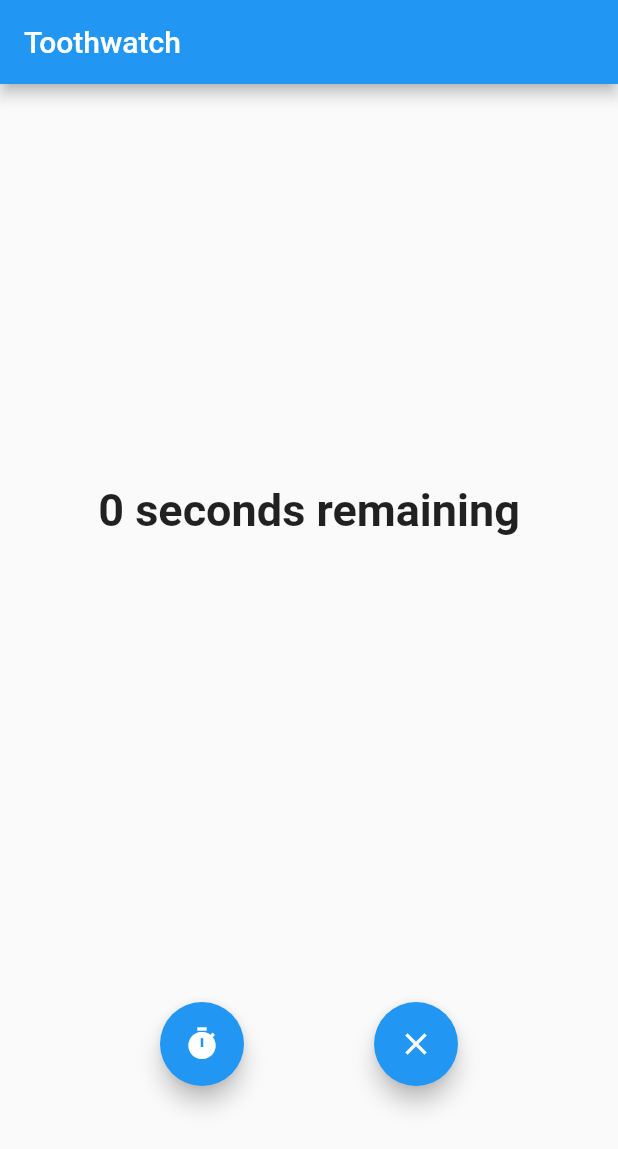
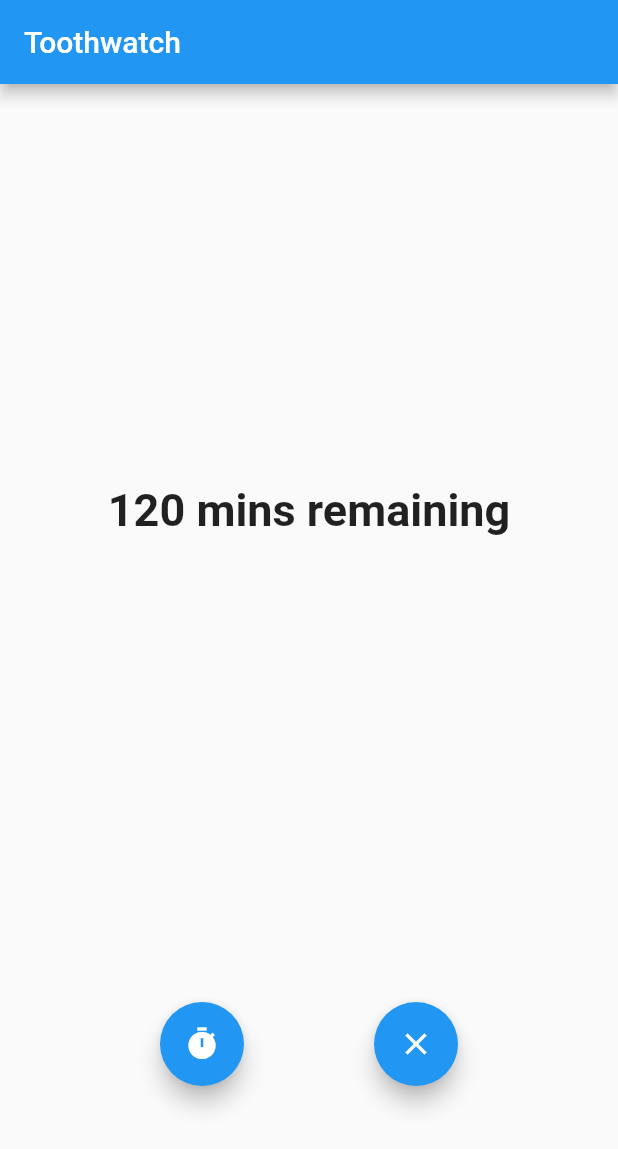
Before and after one commit to theturboturnip/toothwatch, a Flutter app: the screen it shows after launch, after a tap on the "timer" icon, after a tap on the "timer off" icon, after a tap on the "clear" icon, on a phone screen of 412 x 824 dp. Shown: the top 1149 px of the screen. Run offline on Flutter 3.47's test engine with Material 2 defaults, Android fonts, the phone set to English and light mode, and no system bars; our stand-ins replace bloc, equatable, flutter_bloc, shared_preferences; missing offline and left inert: optional; generated files the repository leaves out were written again; statements that could not run were skipped.

Commit message:
Moved the timer start data out of the service and into "Persistent State"

```diff
--- a/lib/toothwatch/bloc/stopwatch_bloc.dart
+++ b/lib/toothwatch/bloc/stopwatch_bloc.dart
@@ -4,12 +4,15 @@ import 'dart:convert';
 import 'package:bloc/bloc.dart';
 import 'package:equatable/equatable.dart';
 import 'package:flutter/foundation.dart';
+import 'package:json_annotation/json_annotation.dart';
 import 'package:optional/optional.dart';
 import 'package:shared_preferences/shared_preferences.dart';
+import 'package:toothwatch/toothwatch/models/stopwatch_persistent_state.dart';
 import 'package:toothwatch/toothwatch/bloc/ticker.dart';
 import 'package:toothwatch/toothwatch/interop/foregound_channel.dart';
 import 'package:toothwatch/toothwatch/models/timing_data.dart';
 import 'package:toothwatch/toothwatch/notification/persistent_notification_state.dart';
+import 'package:toothwatch/toothwatch/util/duration_utils.dart';
 
 part 'stopwatch_event.dart';
 part 'stopwatch_state.dart';
@@ -39,45 +42,58 @@ class StopwatchBloc extends Bloc<StopwatchEvent, StopwatchState> {
     StopwatchEvent event,
   ) async* {
     final newState = await _transitionByEvent(event);
-    if (state.timingData != newState.timingData)
-      await saveTimingData(newState);
+    if (state.getPersistentData() != newState.getPersistentData())
+      await savePersistentData(newState);
     yield newState;
   }
 
   Future<StopwatchState> loadNewStateFromSurroundings() async {
-    TimingData loadedTimingData = await loadTimingData();
-    Optional<PersistentNotificationState> stopwatchNotificationInitState = await _javaTimerControl.getTimerStateAndClose();
+    final loadedPersistentData = await loadPersistentData();
+    Optional<PersistentNotificationState> notificationState = await _javaTimerControl.getTimerStateAndClose();
 
-    if (stopwatchNotificationInitState.isPresent) {
+    if (loadedPersistentData.timerStartEpochMs != null) {
+      if (!notificationState.isPresent) {
+        print("loadedPersistentData had a timer going, but we didn't find a service. Trusting loadedPersistentData first.");
+      }
+
       // NOTE - returning a new state with the correct suspend value is correct.
       //  returning StopwatchIdle and enqueueing a StopwatchStart would *not* be.
       //  this is because we don't know what's queued after us - if we unsuspend and have a suspend directly afterwards, we'd suspend incorrect state.
       _startTicker();
 
-      return StopwatchTicking(loadedTimingData,
-          secondsElapsed: stopwatchNotificationInitState.value.secondsSinceInit());
+      return StopwatchTicking.fromPersistent(loadedPersistentData,
+          secondsElapsed: secondsSince(loadedPersistentData.timerStartEpochMs));
     }
-    return StopwatchIdle(loadedTimingData);
+    return StopwatchIdle(loadedPersistentData.timingData);
   }
 
-  static final String TIMING_DATA_PREF = "TimingData";
+  static final String PERSISTENT_DATA_PREF = "PersistentData";
 
-  void saveTimingData(StopwatchState toSave) async {
-    print("Saving timing data ${toSave.timingData}");
+  void savePersistentData(StopwatchState toSave) async {
+    final persistentData = toSave.getPersistentData();
+    print("Saving timing data ${persistentData}");
     final prefs = await SharedPreferences.getInstance();
-    prefs.setString(TIMING_DATA_PREF, jsonEncode(toSave.timingData.toJson()));
+    prefs.setString(PERSISTENT_DATA_PREF, jsonEncode(persistentData.toJson()));
   }
 
-  Future<TimingData> loadTimingData() async {
-    print("Loading timing data");
+  Future<StopwatchPersistentState> loadPersistentData() async {
+    print("Loading persistent data");
     final prefs = await SharedPreferences.getInstance();
-    final timingDataStr = prefs.getString(TIMING_DATA_PREF);
-    if (timingDataStr == null) {
-      print("Got null timing data");
-      return TimingData.empty();
+    final persistentDataStr = prefs.getString(PERSISTENT_DATA_PREF);
+    if (persistentDataStr != null) {
+      print("Loaded persistent data string $persistentDataStr");
+      try {
+        return StopwatchPersistentState.fromJson(jsonDecode(persistentDataStr));
+      } on FormatException catch(e) {
+        print("Invalid JSON exception ${e} on depersist, returning cleared data");
+        return StopwatchPersistentState.cleared();
+      } on BadKeyException catch(e) {
+        print("Invalid JSON exception ${e} on depersist, returning cleared data");
+        return StopwatchPersistentState.cleared();
+      }
     }
-    print("Got string $timingDataStr");
-    return TimingData.fromJson(jsonDecode(timingDataStr));
+    print("Got null timing data");
+    return StopwatchPersistentState.cleared();
   }
 
   Future<StopwatchState> _transitionByEvent(StopwatchEvent event) async {
@@ -104,12 +120,12 @@ class StopwatchBloc extends Bloc<StopwatchEvent, StopwatchState> {
         } else {
           // Start the timer
           _startTicker();
-          return StopwatchTicking(state.timingData, secondsElapsed: 0);
+          return StopwatchTicking(state.timingData, timerStartEpochMs: _getMillisecondsSinceEpoch(), secondsElapsed: 0);
         }
       } else if (event is StopwatchTicked) {
         if (state is StopwatchTicking)
-          return StopwatchTicking(
-              state.timingData,
+          return StopwatchTicking.fromPersistent(
+              state.getPersistentData(),
               secondsElapsed: (state as StopwatchTicking).secondsElapsed + 0.1);
       } else if (event is StopwatchCleared) {
         return StopwatchIdle(TimingData.empty());
@@ -121,20 +137,21 @@ class StopwatchBloc extends Bloc<StopwatchEvent, StopwatchState> {
         if (state is StopwatchTicking)
           await _javaTimerControl.startTimerService(
               initialState: PersistentNotificationState(
-                timerSecondsElapsedAtStart: (state as StopwatchTicking).secondsElapsed,
-                timerMillisecondsEpochAtStart: DateTime.now().millisecondsSinceEpoch,
+                timerStartEpochMs: (state as StopwatchTicking).timerStartEpochMs,
                 previousSumTimes: state.timingData.sumTimes,
                 expectedTotalTimeSeconds: state.timingData.expectedTotalTimeSeconds
               )
           );
 
-        return StopwatchSuspended(state.timingData);
+        return StopwatchSuspended(state.getPersistentData());
       }
     }
 
     print("Got unhandled event $event while in state $state");
     return state;
   }
+
+  int _getMillisecondsSinceEpoch() => DateTime.now().millisecondsSinceEpoch;
 
   void _startTicker() {
     _stopTicker();
--- a/lib/toothwatch/bloc/stopwatch_state.dart
+++ b/lib/toothwatch/bloc/stopwatch_state.dart
@@ -4,6 +4,8 @@ abstract class StopwatchState extends Equatable {
   final TimingData timingData;
 
   const StopwatchState(this.timingData);
+
+  StopwatchPersistentState getPersistentData() => StopwatchPersistentState(timingData: timingData);
 
   @override
   List<Object> get props => [timingData];
@@ -18,13 +20,23 @@ class StopwatchIdle extends StopwatchState {
 }
 
 class StopwatchSuspended extends StopwatchState {
-  const StopwatchSuspended(TimingData timingData) : super(timingData);
+  final int timerStartEpochMs;
+
+  StopwatchSuspended(StopwatchPersistentState persistentState) : this.timerStartEpochMs = persistentState.timerStartEpochMs, super(persistentState.timingData);
+
+  @override
+  StopwatchPersistentState getPersistentData() => StopwatchPersistentState(timingData: timingData, timerStartEpochMs: timerStartEpochMs);
 }
 
 class StopwatchTicking extends StopwatchState {
   final double secondsElapsed;
+  final int timerStartEpochMs;
 
-  const StopwatchTicking(TimingData timingData, {@required this.secondsElapsed}) : super(timingData);
+  const StopwatchTicking(TimingData timingData, {@required this.timerStartEpochMs, @required this.secondsElapsed}) : super(timingData);
+  StopwatchTicking.fromPersistent(StopwatchPersistentState persistentState, {@required double secondsElapsed}) : this(persistentState.timingData, timerStartEpochMs: persistentState.timerStartEpochMs, secondsElapsed: secondsElapsed);
+
+  @override
+  StopwatchPersistentState getPersistentData() => StopwatchPersistentState(timingData: timingData, timerStartEpochMs: timerStartEpochMs);
 
   @override
   List<Object> get props => [timingData, secondsElapsed];
--- /dev/null
+++ b/lib/toothwatch/models/stopwatch_persistent_state.dart
@@ -0,0 +1,28 @@
+import 'package:equatable/equatable.dart';
+import 'package:json_annotation/json_annotation.dart';
+import 'package:toothwatch/toothwatch/models/timing_data.dart';
+
+part 'stopwatch_persistent_state.g.dart';
+
+@JsonSerializable()
+class StopwatchPersistentState extends Equatable {
+  @JsonKey(disallowNullValue: true)
+  final TimingData timingData;
+  @JsonKey(includeIfNull: true)
+  final int timerStartEpochMs;
+
+  StopwatchPersistentState({TimingData timingData, int timerStartEpochMs}) :
+      this.timingData = (timingData == null) ? TimingData.empty() : timingData,
+      this.timerStartEpochMs = timerStartEpochMs;
+  StopwatchPersistentState.cleared() : this();
+
+  StopwatchPersistentState withNewTime(double time) {
+    return StopwatchPersistentState(timingData: timingData.withNewTime(time), timerStartEpochMs: timerStartEpochMs);
+  }
+
+  factory StopwatchPersistentState.fromJson(Map<String, dynamic> json) => _$StopwatchPersistentStateFromJson(json);
+  Map<String, dynamic> toJson() => _$StopwatchPersistentStateToJson(this);
+
+  @override
+  List<Object> get props => [timingData, timerStartEpochMs];
+}
--- a/lib/toothwatch/notification/persistent_notification_state.dart
+++ b/lib/toothwatch/notification/persistent_notification_state.dart
@@ -8,18 +8,17 @@ part 'persistent_notification_state.g.dart';
 
 @JsonSerializable()
 class PersistentNotificationState {
-  final double timerSecondsElapsedAtStart;
-  final int timerMillisecondsEpochAtStart;
+  final int timerStartEpochMs;
   final double previousSumTimes;
   final double expectedTotalTimeSeconds;
 
-  const PersistentNotificationState({@required this.timerSecondsElapsedAtStart, @required this.timerMillisecondsEpochAtStart, @required this.previousSumTimes, @required this.expectedTotalTimeSeconds});
+  const PersistentNotificationState({@required this.timerStartEpochMs, @required this.previousSumTimes, @required this.expectedTotalTimeSeconds});
 
   factory PersistentNotificationState.fromJson(Map<String, dynamic> json) => _$PersistentNotificationStateFromJson(json);
   Map<String, dynamic> toJson() => _$PersistentNotificationStateToJson(this);
 
   double secondsSinceInit() {
-    return timerSecondsElapsedAtStart + (DateTime.now().millisecondsSinceEpoch - timerMillisecondsEpochAtStart) / 1000.0;
+    return secondsSince(timerStartEpochMs);
   }
   double totalSecondsRemaining() {
     return expectedTotalTimeSeconds - secondsSinceInit() - previousSumTimes;
--- a/lib/toothwatch/util/duration_utils.dart
+++ b/lib/toothwatch/util/duration_utils.dart
@@ -20,7 +20,7 @@ String durationToStringPretty(Duration duration) {
   assert(!duration.isNegative);
 
   //final hours = duration.inHours;
-  final minutes = duration.inMinutes % 60;
+  final minutes = duration.inMinutes;
   final seconds = duration.inSeconds % 60;
 
   //final String hourStr = _printUnitPretty(hours, "hr");
@@ -54,3 +54,7 @@ String remainingDurationToStringPretty(Duration duration) {
 Duration durationFromPartialSeconds({@required double seconds}) {
   return Duration(milliseconds: (seconds * 1000.0).truncate());
 }
+
+double secondsSince(int timerStartEpochMs) {
+  return (DateTime.now().millisecondsSinceEpoch - timerStartEpochMs) / 1000.0;
+}
```
Also changed, not shown: lib/toothwatch/models/stopwatch_persistent_state.g.dart (added), lib/toothwatch/notification/persistent_notification_state.g.dart.
